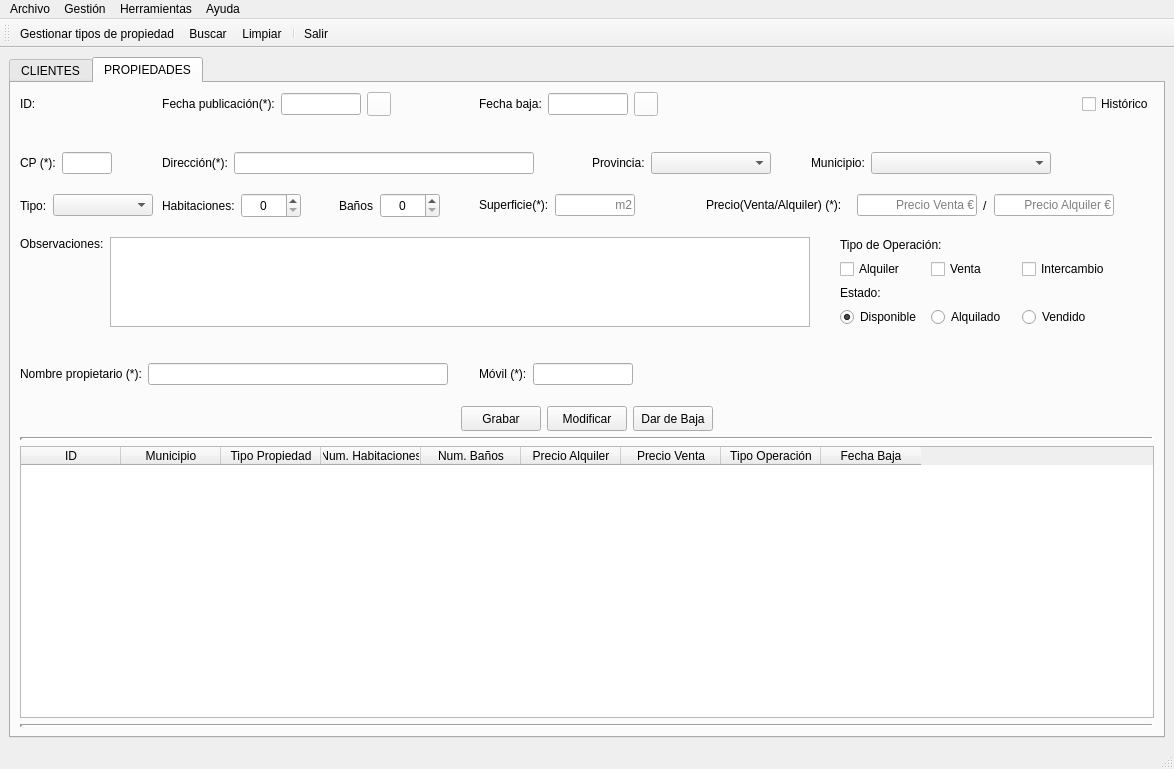
The window that templates/venPrincipal.ui (BuaTeijeiro/ProyectoDI) describes before a commit, drawn with Qt 5.
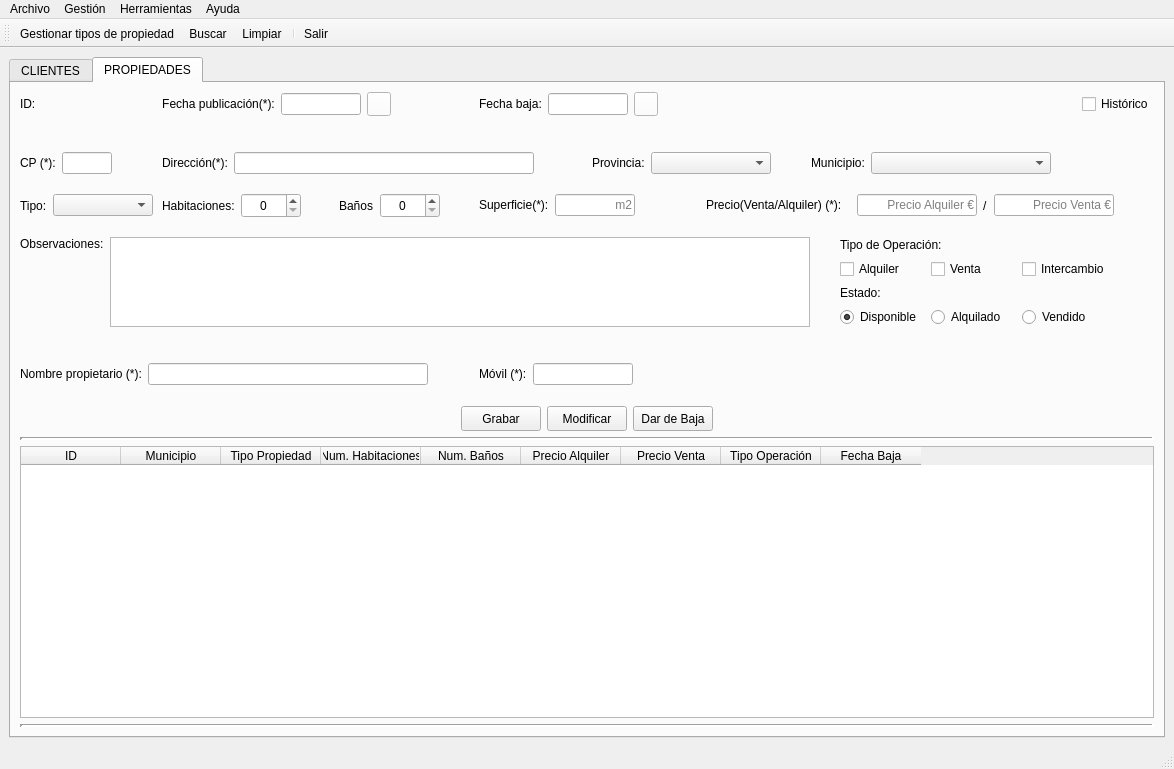
The same window after the commit. Icons and pictures are not drawn.

Commit message: corregir interfaz gráfica

Patch:
```diff
--- a/templates/venPrincipal.ui
+++ b/templates/venPrincipal.ui
@@ -1397,35 +1397,6 @@
                 </property>
                </widget>
               </item>
-              <item>
-               <widget class="QLineEdit" name="txtPrecioventaprop">
-                <property name="minimumSize">
-                 <size>
-                  <width>120</width>
-                  <height>0</height>
-                 </size>
-                </property>
-                <property name="maximumSize">
-                 <size>
-                  <width>120</width>
-                  <height>16777215</height>
-                 </size>
-                </property>
-                <property name="alignment">
-                 <set>Qt::AlignRight|Qt::AlignTrailing|Qt::AlignVCenter</set>
-                </property>
-                <property name="placeholderText">
-                 <string>Precio Venta €</string>
-                </property>
-               </widget>
-              </item>
-              <item>
-               <widget class="QLabel" name="label_6">
-                <property name="text">
-                 <string>/</string>
-                </property>
-               </widget>
-              </item>
               <item>
                <widget class="QLineEdit" name="txtPrecioalquilerprop">
                 <property name="sizePolicy">
@@ -1448,6 +1419,35 @@
                 </property>
                </widget>
               </item>
+              <item>
+               <widget class="QLabel" name="label_6">
+                <property name="text">
+                 <string>/</string>
+                </property>
+               </widget>
+              </item>
+              <item>
+               <widget class="QLineEdit" name="txtPrecioventaprop">
+                <property name="minimumSize">
+                 <size>
+                  <width>120</width>
+                  <height>0</height>
+                 </size>
+                </property>
+                <property name="maximumSize">
+                 <size>
+                  <width>120</width>
+                  <height>16777215</height>
+                 </size>
+                </property>
+                <property name="alignment">
+                 <set>Qt::AlignRight|Qt::AlignTrailing|Qt::AlignVCenter</set>
+                </property>
+                <property name="placeholderText">
+                 <string>Precio Venta €</string>
+                </property>
+               </widget>
+              </item>
               <item>
                <spacer name="horizontalSpacer_33">
                 <property name="orientation">
@@ -1880,13 +1880,13 @@
                <widget class="QLineEdit" name="txtNomeprop">
                 <property name="minimumSize">
                  <size>
-                  <width>300</width>
+                  <width>280</width>
                   <height>0</height>
                  </size>
                 </property>
                 <property name="maximumSize">
                  <size>
-                  <width>300</width>
+                  <width>280</width>
                   <height>16777215</height>
                  </size>
                 </property>
```
The commit also changes 2 other files.
